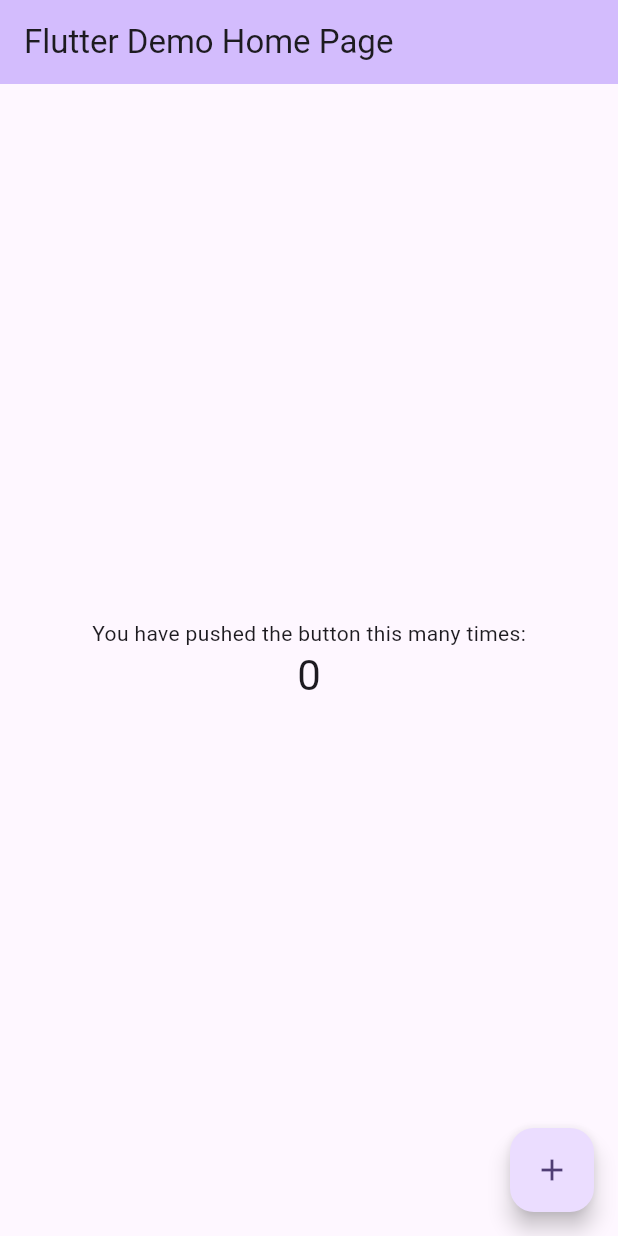
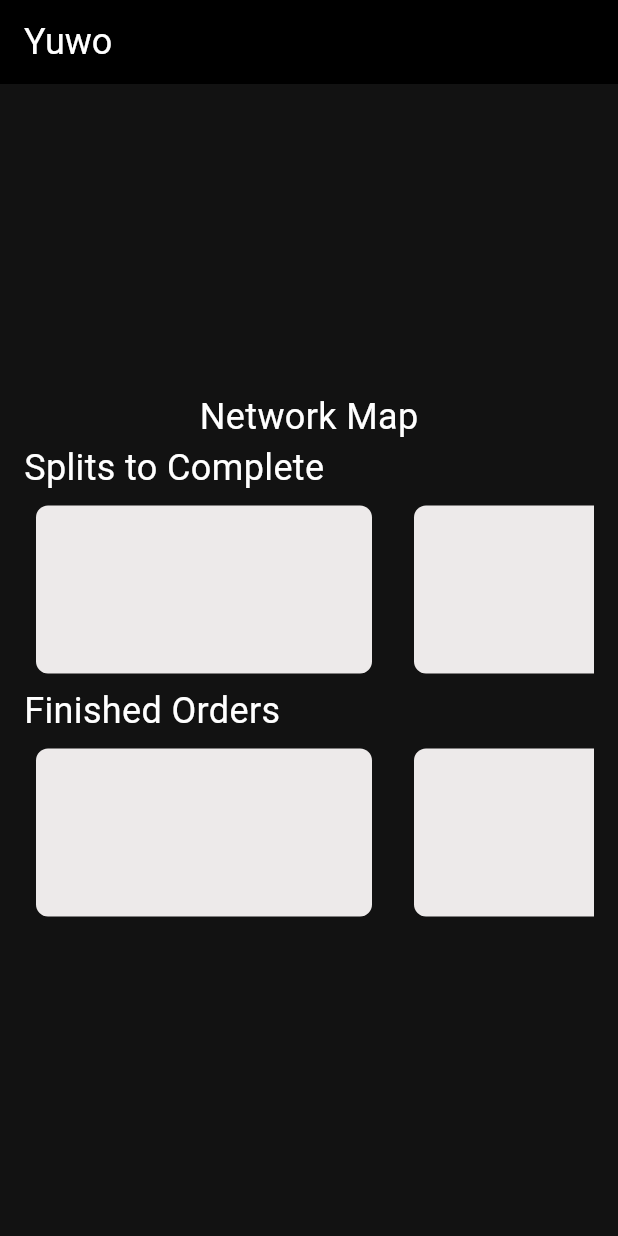
Before and after one commit to IniEkpen/Ome, a Flutter app: the screen it shows after launch, on a phone screen of 412 x 824 dp. Run offline on Flutter 3.47's test engine with Material 3 defaults, Android fonts, the phone set to English and light mode, and no system bars; our stand-ins replace google_fonts; Roboto replaces fonts that are missing (Courgette).

Commit message:
Updated homepage

```diff
--- a/ome/lib/main.dart
+++ b/ome/lib/main.dart
@@ -1,4 +1,6 @@
 import 'package:flutter/material.dart';
+import 'package:google_fonts/google_fonts.dart';
+import 'package:flutter/gestures.dart';
 
 void main() {
   runApp(const MyApp());
@@ -11,7 +13,7 @@ class MyApp extends StatelessWidget {
   @override
   Widget build(BuildContext context) {
     return MaterialApp(
-      title: 'Flutter Demo',
+      title: 'Yuwo',
       theme: ThemeData(
         // This is the theme of your application.
         //
@@ -30,7 +32,14 @@ class MyApp extends StatelessWidget {
         // tested with just a hot reload.
         colorScheme: .fromSeed(seedColor: Colors.deepPurple),
       ),
-      home: const MyHomePage(title: 'Flutter Demo Home Page'),
+      home: const MyHomePage(title: 'Yuwo'),
+      scrollBehavior: const MaterialScrollBehavior().copyWith(
+        dragDevices: {
+          PointerDeviceKind.touch,
+          PointerDeviceKind.mouse,
+          PointerDeviceKind.trackpad,
+        }
+      )
     );
   }
 }
@@ -80,14 +89,19 @@ class _MyHomePageState extends State<MyHomePage> {
         // TRY THIS: Try changing the color here to a specific color (to
         // Colors.amber, perhaps?) and trigger a hot reload to see the AppBar
         // change color while the other colors stay the same.
-        backgroundColor: Theme.of(context).colorScheme.inversePrimary,
+        backgroundColor: Colors.black,
         // Here we take the value from the MyHomePage object that was created by
         // the App.build method, and use it to set our appbar title.
-        title: Text(widget.title),
+        title: Text(
+          widget.title,
+          style: GoogleFonts.courgette(fontSize: 24, color: Colors.white),
+        ),
       ),
       body: Center(
         // Center is a layout widget. It takes a single child and positions it
         // in the middle of the parent.
+        child: Padding(
+          padding: EdgeInsets.all(16.0),
           child: Column(
             // Column is also a layout widget. It takes a list of children and
             // arranges them vertically. By default, it sizes itself to fit its
@@ -103,19 +117,76 @@ class _MyHomePageState extends State<MyHomePage> {
             // action in the IDE, or press "p" in the console), to see the
             // wireframe for each widget.
             mainAxisAlignment: .center,
+            crossAxisAlignment: .start,
+
             children: [
-            const Text('You have pushed the button this many times:'),
+              Align(
+                alignment: Alignment.center,
+                child: Text('Network Map',
+              style: GoogleFonts.courgette(fontSize: 24, color: Colors.white))),
               Text(
-              '$_counter',
-              style: Theme.of(context).textTheme.headlineMedium,
-            ),
+                'Splits to Complete',
+                style: GoogleFonts.courgette(fontSize: 24, color: Colors.white)),
+              const SplitList(),
+              Text(
+                'Finished Orders',
+                style: GoogleFonts.courgette(fontSize: 24, color: Colors.white)),
+              const SplitList(),
             ],
           ),
         ),
+      ),
+      /*
       floatingActionButton: FloatingActionButton(
         onPressed: _incrementCounter,
         tooltip: 'Increment',
         child: const Icon(Icons.add),
+      ),*/
+      backgroundColor: const Color.fromARGB(237, 0, 0, 0),
+    );
+  }
+}
+
+class SplitList extends StatefulWidget {
+  const SplitList({super.key});
+
+  @override
+  State<SplitList> createState() => _SplitList();
+}
+
+
+class _SplitList extends State<SplitList> {
+  @override
+  Widget build(BuildContext context) {
+    return Align(
+      alignment: Alignment.centerLeft,
+      child: SingleChildScrollView(
+      scrollDirection: Axis.horizontal,
+      child: Row(
+        spacing: 12.0,
+        children: List.generate(20, (i) => const SplitItem()),
+      )
+      )
+    );
+  }
+}
+
+
+class SplitItem extends StatelessWidget {
+  const SplitItem({super.key});
+
+  @override
+  Widget build(BuildContext context) {
+    return Padding(
+      padding: const EdgeInsets.all(8.0),
+      child: Container(
+        height: 112,
+        width: 224,
+        clipBehavior: Clip.antiAlias,
+        decoration: BoxDecoration(
+          color: const Color.fromARGB(255, 237, 234, 234),
+          borderRadius: BorderRadius.circular(8.0)
+        ),
       ),
     );
   }
--- a/ome/pubspec.yaml
+++ b/ome/pubspec.yaml
@@ -34,6 +34,7 @@ dependencies:
   # The following adds the Cupertino Icons font to your application.
   # Use with the CupertinoIcons class for iOS style icons.
   cupertino_icons: ^1.0.8
+  google_fonts: ^6.2.0
 
 dev_dependencies:
   flutter_test:
```
Also changed, not shown: ome/pubspec.lock, 2 other files. Lines whose indentation alone changed are shown as unchanged.
